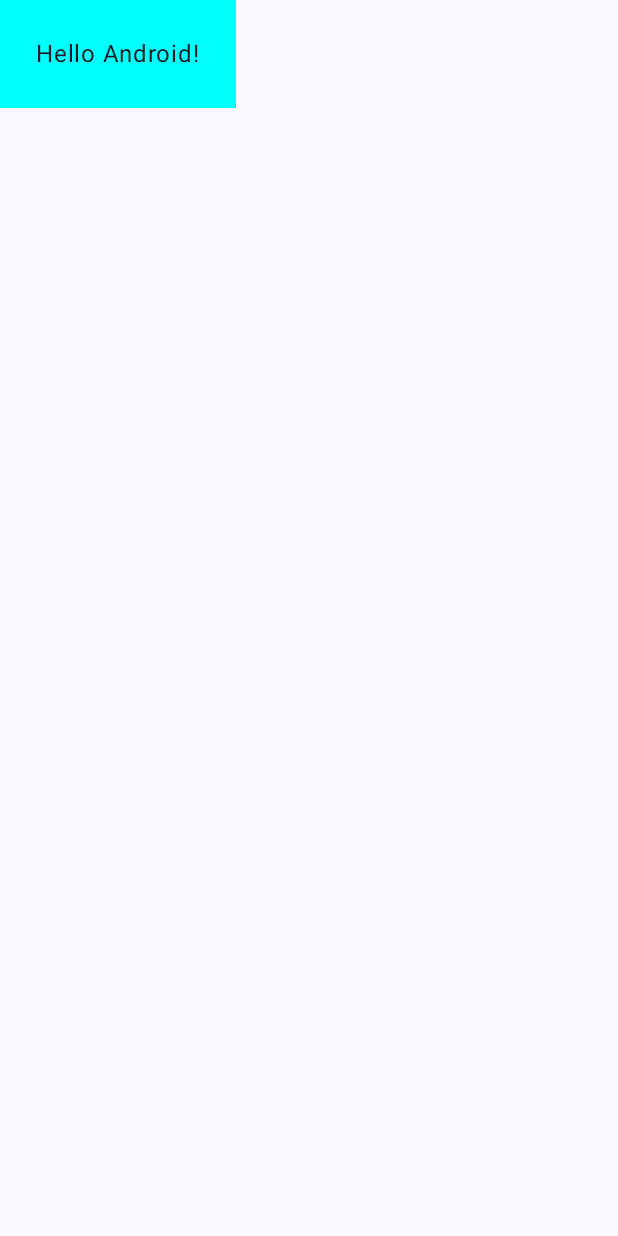
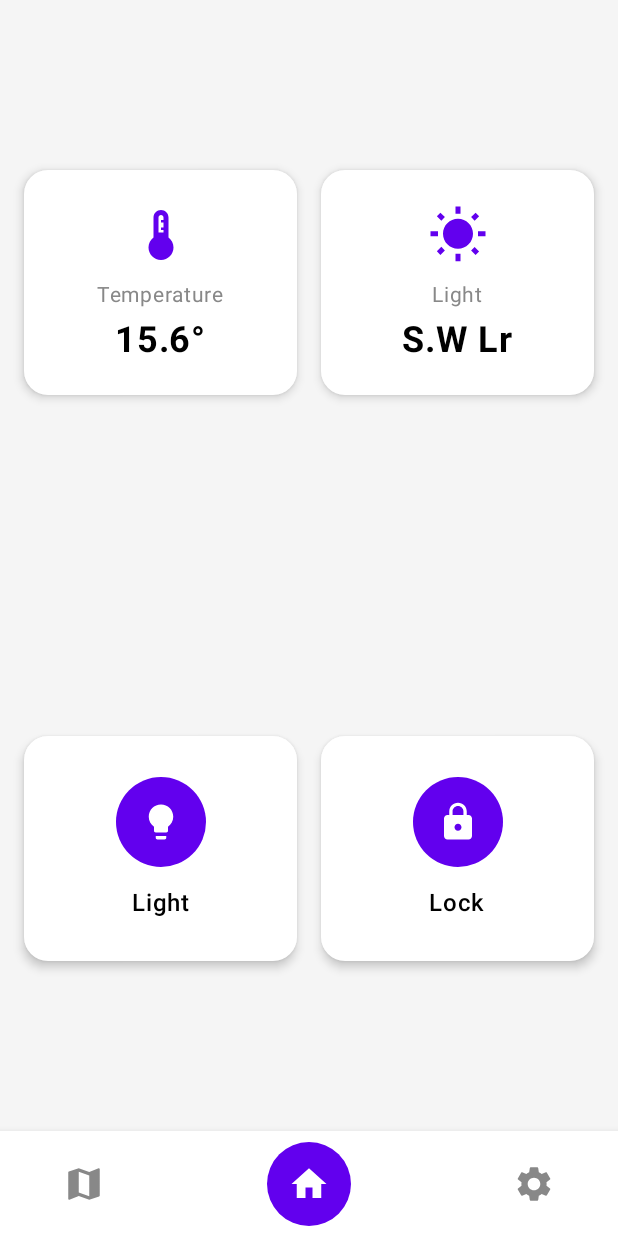
Before and after one commit to benramort/IoTProject, an Android app built with Jetpack Compose: the screen it shows after launch (MainActivity), on a phone screen of 412 x 824 dp. Run offline under Robolectric (Android 15) with nearby library versions, the phone set to English and light mode, and no system bars.

Commit message:
App first approach

```diff
--- a/client/app/build.gradle.kts
+++ b/client/app/build.gradle.kts
@@ -50,6 +50,7 @@ dependencies {
     implementation(libs.androidx.compose.ui.graphics)
     implementation(libs.androidx.compose.ui.tooling.preview)
     implementation(libs.androidx.compose.material3)
+    implementation("androidx.compose.material:material-icons-extended:1.5.4") // adds 2000+ icons including Thermostat, WbSunny, Lightbulb, Map
     testImplementation(libs.junit)
     androidTestImplementation(libs.androidx.junit)
     androidTestImplementation(libs.androidx.espresso.core)
--- /dev/null
+++ b/client/app/src/main/java/com/example/iotclient/HomeScreen.kt
@@ -0,0 +1,252 @@
+// ============================================
+// HomeScreen.kt
+// ============================================
+package com.example.iotclient
+
+import androidx.compose.foundation.background
+import androidx.compose.foundation.layout.*
+import androidx.compose.foundation.shape.CircleShape
+import androidx.compose.foundation.shape.RoundedCornerShape
+import androidx.compose.material.icons.Icons
+import androidx.compose.material.icons.filled.*
+import androidx.compose.material3.*
+import androidx.compose.runtime.Composable
+import androidx.compose.ui.Alignment
+import androidx.compose.ui.Modifier
+import androidx.compose.ui.graphics.Color
+import androidx.compose.ui.graphics.vector.ImageVector
+import androidx.compose.ui.text.font.FontWeight
+import androidx.compose.ui.tooling.preview.Preview
+import androidx.compose.ui.unit.dp
+import androidx.compose.ui.unit.sp
+
+@Composable
+fun HomeScreen() {
+    Scaffold(
+        bottomBar = { BottomNavigationBar() }
+    ) { paddingValues ->
+        Column(
+            modifier = Modifier
+                .fillMaxSize()
+                .padding(paddingValues)
+                .background(Color(0xFFF5F5F5))
+        ) {
+            // Top Half - Environment Info (Temperature and Light)
+            EnvironmentInfoSection(
+                modifier = Modifier
+                    .fillMaxWidth()
+                    .weight(1f)
+            )
+
+            // Bottom Half - Control Buttons (Light and Lock)
+            ControlsSection(
+                modifier = Modifier
+                    .fillMaxWidth()
+                    .weight(1f)
+            )
+        }
+    }
+}
+
+@Composable
+fun EnvironmentInfoSection(modifier: Modifier = Modifier) {
+    Row(
+        modifier = modifier.padding(16.dp),
+        horizontalArrangement = Arrangement.SpaceEvenly,
+        verticalAlignment = Alignment.CenterVertically
+    ) {
+        // Temperature Card
+        InfoCard(
+            icon = Icons.Default.Thermostat,
+            label = "Temperature",
+            value = "15.6°",
+            modifier = Modifier.weight(1f)
+        )
+
+        Spacer(modifier = Modifier.width(16.dp))
+
+        // Light Condition Card
+        InfoCard(
+            icon = Icons.Default.WbSunny,
+            label = "Light",
+            value = "S.W Lr",
+            modifier = Modifier.weight(1f)
+        )
+    }
+}
+
+@Composable
+fun InfoCard(
+    icon: ImageVector,
+    label: String,
+    value: String,
+    modifier: Modifier = Modifier
+) {
+    Card(
+        modifier = modifier.height(150.dp),
+        shape = RoundedCornerShape(16.dp),
+        colors = CardDefaults.cardColors(
+            containerColor = Color.White
+        ),
+        elevation = CardDefaults.cardElevation(defaultElevation = 4.dp)
+    ) {
+        Column(
+            modifier = Modifier
+                .fillMaxSize()
+                .padding(16.dp),
+            horizontalAlignment = Alignment.CenterHorizontally,
+            verticalArrangement = Arrangement.Center
+        ) {
+            Icon(
+                imageVector = icon,
+                contentDescription = label,
+                modifier = Modifier.size(40.dp),
+                tint = Color(0xFF6200EE)
+            )
+            Spacer(modifier = Modifier.height(8.dp))
+            Text(
+                text = label,
+                fontSize = 14.sp,
+                color = Color.Gray
+            )
+            Spacer(modifier = Modifier.height(4.dp))
+            Text(
+                text = value,
+                fontSize = 24.sp,
+                fontWeight = FontWeight.Bold,
+                color = Color.Black
+            )
+        }
+    }
+}
+
+@Composable
+fun ControlsSection(modifier: Modifier = Modifier) {
+    Row(
+        modifier = modifier.padding(16.dp),
+        horizontalArrangement = Arrangement.SpaceEvenly,
+        verticalAlignment = Alignment.CenterVertically
+    ) {
+        // Light Control Button
+        ControlButton(
+            icon = Icons.Default.Lightbulb,
+            label = "Light",
+            modifier = Modifier.weight(1f)
+        )
+
+        Spacer(modifier = Modifier.width(16.dp))
+
+        // Lock/Unlock Control Button
+        ControlButton(
+            icon = Icons.Default.Lock,
+            label = "Lock",
+            modifier = Modifier.weight(1f)
+        )
+    }
+}
+
+@Composable
+fun ControlButton(
+    icon: ImageVector,
+    label: String,
+    modifier: Modifier = Modifier
+) {
+    Card(
+        modifier = modifier.height(150.dp),
+        shape = RoundedCornerShape(16.dp),
+        colors = CardDefaults.cardColors(
+            containerColor = Color.White
+        ),
+        elevation = CardDefaults.cardElevation(defaultElevation = 4.dp)
+    ) {
+        Column(
+            modifier = Modifier
+                .fillMaxSize()
+                .padding(16.dp),
+            horizontalAlignment = Alignment.CenterHorizontally,
+            verticalArrangement = Arrangement.Center
+        ) {
+            Surface(
+                shape = CircleShape,
+                color = Color(0xFF6200EE),
+                modifier = Modifier.size(60.dp)
+            ) {
+                Icon(
+                    imageVector = icon,
+                    contentDescription = label,
+                    modifier = Modifier.padding(16.dp),
+                    tint = Color.White
+                )
+            }
+            Spacer(modifier = Modifier.height(12.dp))
+            Text(
+                text = label,
+                fontSize = 16.sp,
+                fontWeight = FontWeight.Medium,
+                color = Color.Black
+            )
+        }
+    }
+}
+
+@Composable
+fun BottomNavigationBar() {
+    Surface(
+        modifier = Modifier.fillMaxWidth(),
+        color = Color.White,
+        shadowElevation = 8.dp
+    ) {
+        Row(
+            modifier = Modifier
+                .fillMaxWidth()
+                .height(70.dp)
+                .padding(horizontal = 32.dp),
+            horizontalArrangement = Arrangement.SpaceBetween,
+            verticalAlignment = Alignment.CenterVertically
+        ) {
+            // Map Icon (Left)
+            IconButton(onClick = { /* TODO: Navigate to Map */ }) {
+                Icon(
+                    imageVector = Icons.Default.Map,
+                    contentDescription = "Map",
+                    modifier = Modifier.size(28.dp),
+                    tint = Color.Gray
+                )
+            }
+
+            // Home Icon (Center) - Highlighted with circle background
+            Surface(
+                shape = CircleShape,
+                color = Color(0xFF6200EE),
+                modifier = Modifier.size(56.dp)
+            ) {
+                IconButton(onClick = { /* Already on Home */ }) {
+                    Icon(
+                        imageVector = Icons.Default.Home,
+                        contentDescription = "Home",
+                        tint = Color.White,
+                        modifier = Modifier.size(28.dp)
+                    )
+                }
+            }
+
+            // Settings/Configuration Icon (Right)
+            IconButton(onClick = { /* TODO: Navigate to Settings */ }) {
+                Icon(
+                    imageVector = Icons.Default.Settings,
+                    contentDescription = "Configuration",
+                    modifier = Modifier.size(28.dp),
+                    tint = Color.Gray
+                )
+            }
+        }
+    }
+}
+
+@Preview(showBackground = true)
+@Composable
+fun HomeScreenPreview() {
+    MaterialTheme {
+        HomeScreen()
+    }
+}
--- a/client/app/src/main/java/com/example/iotclient/MainActivity.kt
+++ b/client/app/src/main/java/com/example/iotclient/MainActivity.kt
@@ -1,5 +1,28 @@
+// ============================================
+// MainActivity.kt
+// ============================================
+
 package com.example.iotclient
 
+
+import android.os.Bundle
+import androidx.activity.ComponentActivity
+import androidx.activity.compose.setContent
+import com.example.iotclient.ui.theme.IoTClientTheme
+
+class MainActivity : ComponentActivity() {
+    override fun onCreate(savedInstanceState: Bundle?) {
+        super.onCreate(savedInstanceState)
+        setContent {
+            IoTClientTheme {
+                HomeScreen()
+            }
+        }
+    }
+}
+
+
+/*
 import android.os.Bundle
 import androidx.activity.ComponentActivity
 import androidx.activity.compose.setContent
@@ -51,3 +74,6 @@ fun GreetingPreview() {
         Greeting("Android")
     }
 }
+/*
+
+ */
--- /dev/null
+++ b/client/app/src/main/java/com/example/iotclient/MapScreen.kt
@@ -0,0 +1 @@
+package com.example.iotclient
--- /dev/null
+++ b/client/app/src/main/java/com/example/iotclient/SettingsScreen.kt
@@ -0,0 +1 @@
+package com.example.iotclient
```
